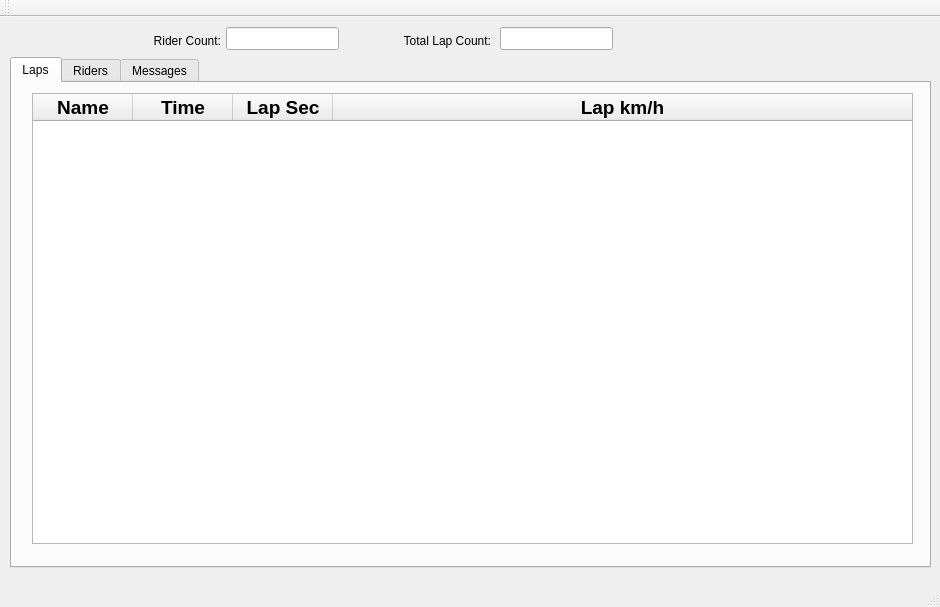
Before: the Qt Designer form src/fcvtc/mainwindow.ui in icunning/fcvtc, drawn with Qt 5.
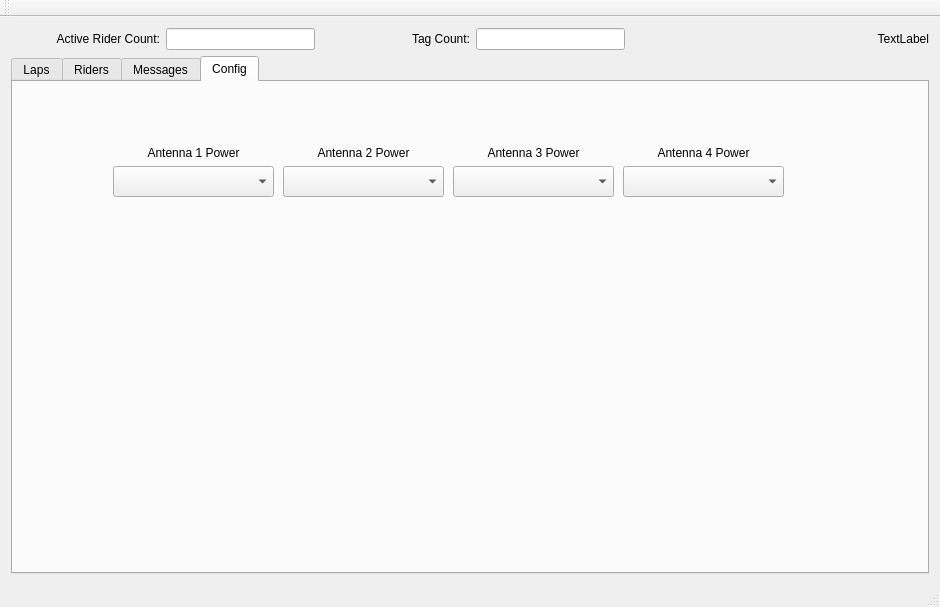
After: the same form once the commit is applied. The open tabs and pages were chosen to show the change.

Patch:
```diff
--- a/src/fcvtc/mainwindow.ui
+++ b/src/fcvtc/mainwindow.ui
@@ -11,7 +11,7 @@
    </rect>
   </property>
   <property name="sizePolicy">
-   <sizepolicy hsizetype="Expanding" vsizetype="Expanding">
+   <sizepolicy hsizetype="Fixed" vsizetype="Fixed">
     <horstretch>0</horstretch>
     <verstretch>0</verstretch>
    </sizepolicy>
@@ -20,72 +20,41 @@
    <string>MainWindow</string>
   </property>
   <widget class="QWidget" name="centralWidget">
+   <layout class="QGridLayout" name="gridLayout_4">
+    <item row="0" column="1">
    <widget class="QLineEdit" name="riderCountLineEdit">
-    <property name="geometry">
-     <rect>
-      <x>226</x>
-      <y>10</y>
-      <width>113</width>
-      <height>23</height>
-     </rect>
-    </property>
     <property name="alignment">
      <set>Qt::AlignCenter</set>
     </property>
    </widget>
+    </item>
+    <item row="0" column="0">
    <widget class="QLabel" name="riderCountLabel">
-    <property name="geometry">
-     <rect>
-      <x>130</x>
-      <y>14</y>
-      <width>91</width>
-      <height>20</height>
-     </rect>
-    </property>
     <property name="text">
-     <string>Rider Count:</string>
+       <string>Active Rider Count:</string>
     </property>
     <property name="alignment">
      <set>Qt::AlignRight|Qt::AlignTrailing|Qt::AlignVCenter</set>
     </property>
    </widget>
-   <widget class="QLineEdit" name="lapCountLineEdit">
-    <property name="geometry">
-     <rect>
-      <x>500</x>
-      <y>10</y>
-      <width>113</width>
-      <height>23</height>
-     </rect>
-    </property>
-    <property name="alignment">
-     <set>Qt::AlignCenter</set>
-    </property>
-   </widget>
+    </item>
+    <item row="0" column="2">
    <widget class="QLabel" name="lapCountLabel">
-    <property name="geometry">
-     <rect>
-      <x>370</x>
-      <y>14</y>
-      <width>121</width>
-      <height>20</height>
-     </rect>
-    </property>
     <property name="text">
-     <string>Total Lap Count:</string>
+       <string>Tag Count:</string>
     </property>
     <property name="alignment">
      <set>Qt::AlignRight|Qt::AlignTrailing|Qt::AlignVCenter</set>
     </property>
    </widget>
+    </item>
+    <item row="1" column="0" colspan="6">
    <widget class="QTabWidget" name="tabWidget">
-    <property name="geometry">
-     <rect>
-      <x>10</x>
-      <y>40</y>
-      <width>921</width>
-      <height>511</height>
-     </rect>
+      <property name="sizePolicy">
+       <sizepolicy hsizetype="Expanding" vsizetype="Expanding">
+        <horstretch>10</horstretch>
+        <verstretch>10</verstretch>
+       </sizepolicy>
     </property>
     <property name="currentIndex">
      <number>0</number>
@@ -94,15 +63,9 @@
      <attribute name="title">
       <string>Laps</string>
      </attribute>
+       <layout class="QGridLayout" name="gridLayout_2">
+        <item row="0" column="0">
      <widget class="QTableWidget" name="lapsTableWidget">
-      <property name="geometry">
-       <rect>
-        <x>20</x>
-        <y>10</y>
-        <width>881</width>
-        <height>451</height>
-       </rect>
-      </property>
       <property name="font">
        <font>
         <pointsize>12</pointsize>
@@ -112,6 +75,9 @@
       <property name="inputMethodHints">
        <set>Qt::ImhNone</set>
       </property>
+          <property name="verticalScrollBarPolicy">
+           <enum>Qt::ScrollBarAlwaysOn</enum>
+          </property>
       <property name="tabKeyNavigation">
        <bool>false</bool>
       </property>
@@ -163,6 +129,18 @@
         </font>
        </property>
       </column>
+          <column>
+           <property name="text">
+            <string>TimeStamp</string>
+           </property>
+           <property name="font">
+            <font>
+             <pointsize>14</pointsize>
+             <weight>75</weight>
+             <bold>true</bold>
+            </font>
+           </property>
+          </column>
       <column>
        <property name="text">
         <string>Lap Sec</string>
@@ -188,20 +166,16 @@
        </property>
       </column>
      </widget>
+        </item>
+       </layout>
     </widget>
     <widget class="QWidget" name="ridersTab">
      <attribute name="title">
       <string>Riders</string>
      </attribute>
-     <widget class="QTableWidget" name="ridersTableWidget">
-      <property name="geometry">
-       <rect>
-        <x>20</x>
-        <y>10</y>
-        <width>881</width>
-        <height>451</height>
-       </rect>
-      </property>
+       <layout class="QGridLayout" name="gridLayout_3">
+        <item row="0" column="0">
+         <widget class="QTableWidget" name="activeRidersTableWidget">
       <property name="font">
        <font>
         <pointsize>12</pointsize>
@@ -293,23 +267,27 @@
        <property name="font">
         <font>
          <pointsize>14</pointsize>
+             <weight>75</weight>
+             <bold>true</bold>
         </font>
        </property>
       </column>
      </widget>
+        </item>
+       </layout>
     </widget>
     <widget class="QWidget" name="messagesTab">
      <attribute name="title">
       <string>Messages</string>
      </attribute>
-     <widget class="QTextEdit" name="messageConsoleTextEdit">
-      <property name="geometry">
-       <rect>
-        <x>10</x>
-        <y>10</y>
-        <width>901</width>
-        <height>451</height>
-       </rect>
+       <layout class="QGridLayout" name="gridLayout">
+        <item row="0" column="0">
+         <widget class="QPlainTextEdit" name="messagesPlainTextEdit">
+          <property name="sizePolicy">
+           <sizepolicy hsizetype="Expanding" vsizetype="Expanding">
+            <horstretch>1</horstretch>
+            <verstretch>1</verstretch>
+           </sizepolicy>
       </property>
       <property name="acceptDrops">
        <bool>false</bool>
@@ -321,8 +299,144 @@
        <bool>true</bool>
       </property>
      </widget>
-    </widget>
-   </widget>
+        </item>
+       </layout>
+      </widget>
+      <widget class="QWidget" name="configTab">
+       <attribute name="title">
+        <string>Config</string>
+       </attribute>
+       <widget class="QComboBox" name="comboBox">
+        <property name="geometry">
+         <rect>
+          <x>100</x>
+          <y>84</y>
+          <width>161</width>
+          <height>31</height>
+         </rect>
+        </property>
+       </widget>
+       <widget class="QLabel" name="label">
+        <property name="geometry">
+         <rect>
+          <x>100</x>
+          <y>60</y>
+          <width>161</width>
+          <height>21</height>
+         </rect>
+        </property>
+        <property name="text">
+         <string>Antenna 1 Power</string>
+        </property>
+        <property name="alignment">
+         <set>Qt::AlignCenter</set>
+        </property>
+       </widget>
+       <widget class="QLabel" name="label_2">
+        <property name="geometry">
+         <rect>
+          <x>270</x>
+          <y>60</y>
+          <width>161</width>
+          <height>21</height>
+         </rect>
+        </property>
+        <property name="text">
+         <string>Antenna 2 Power</string>
+        </property>
+        <property name="alignment">
+         <set>Qt::AlignCenter</set>
+        </property>
+       </widget>
+       <widget class="QComboBox" name="comboBox_2">
+        <property name="geometry">
+         <rect>
+          <x>270</x>
+          <y>84</y>
+          <width>161</width>
+          <height>31</height>
+         </rect>
+        </property>
+       </widget>
+       <widget class="QLabel" name="label_3">
+        <property name="geometry">
+         <rect>
+          <x>440</x>
+          <y>60</y>
+          <width>161</width>
+          <height>21</height>
+         </rect>
+        </property>
+        <property name="text">
+         <string>Antenna 3 Power</string>
+        </property>
+        <property name="alignment">
+         <set>Qt::AlignCenter</set>
+        </property>
+       </widget>
+       <widget class="QComboBox" name="comboBox_3">
+        <property name="geometry">
+         <rect>
+          <x>440</x>
+          <y>84</y>
+          <width>161</width>
+          <height>31</height>
+         </rect>
+        </property>
+       </widget>
+       <widget class="QLabel" name="label_4">
+        <property name="geometry">
+         <rect>
+          <x>610</x>
+          <y>60</y>
+          <width>161</width>
+          <height>21</height>
+         </rect>
+        </property>
+        <property name="text">
+         <string>Antenna 4 Power</string>
+        </property>
+        <property name="alignment">
+         <set>Qt::AlignCenter</set>
+        </property>
+       </widget>
+       <widget class="QComboBox" name="comboBox_4">
+        <property name="geometry">
+         <rect>
+          <x>610</x>
+          <y>84</y>
+          <width>161</width>
+          <height>31</height>
+         </rect>
+        </property>
+       </widget>
+      </widget>
+     </widget>
+    </item>
+    <item row="0" column="3">
+     <widget class="QLineEdit" name="lapCountLineEdit">
+      <property name="alignment">
+       <set>Qt::AlignCenter</set>
+      </property>
+     </widget>
+    </item>
+    <item row="0" column="4" colspan="2">
+     <widget class="QLabel" name="dateTimeLabel">
+      <property name="sizePolicy">
+       <sizepolicy hsizetype="Preferred" vsizetype="Preferred">
+        <horstretch>0</horstretch>
+        <verstretch>0</verstretch>
+       </sizepolicy>
+      </property>
+      <property name="text">
+       <string>TextLabel</string>
+      </property>
+      <property name="alignment">
+       <set>Qt::AlignRight|Qt::AlignTrailing|Qt::AlignVCenter</set>
+      </property>
+     </widget>
+    </item>
+   </layout>
   </widget>
   <widget class="QMenuBar" name="menuBar">
    <property name="geometry">
```
Lines whose indentation alone changed are shown as unchanged.
